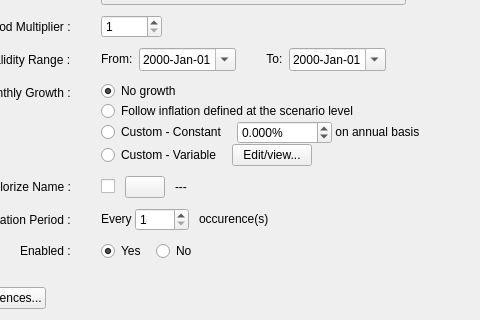
Before: the Qt Designer form src/editperiodicdialog.ui in redmoon1945/gbp, drawn with Qt 5; both pictures show x 85 to 565 and y 380 to 700 of the 806 by 700 pixel window.
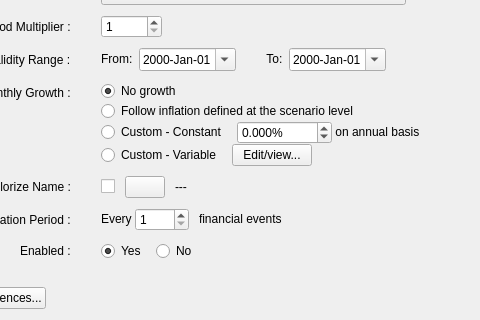
After: the same form once the commit is applied.

```diff
--- a/src/editperiodicdialog.ui
+++ b/src/editperiodicdialog.ui
@@ -862,7 +862,7 @@
             </sizepolicy>
            </property>
            <property name="text">
-            <string>occurence(s)</string>
+            <string>financial events</string>
            </property>
           </widget>
          </item>
```
Left out of the diff: 145 changed lines with no effect on the pictures.
